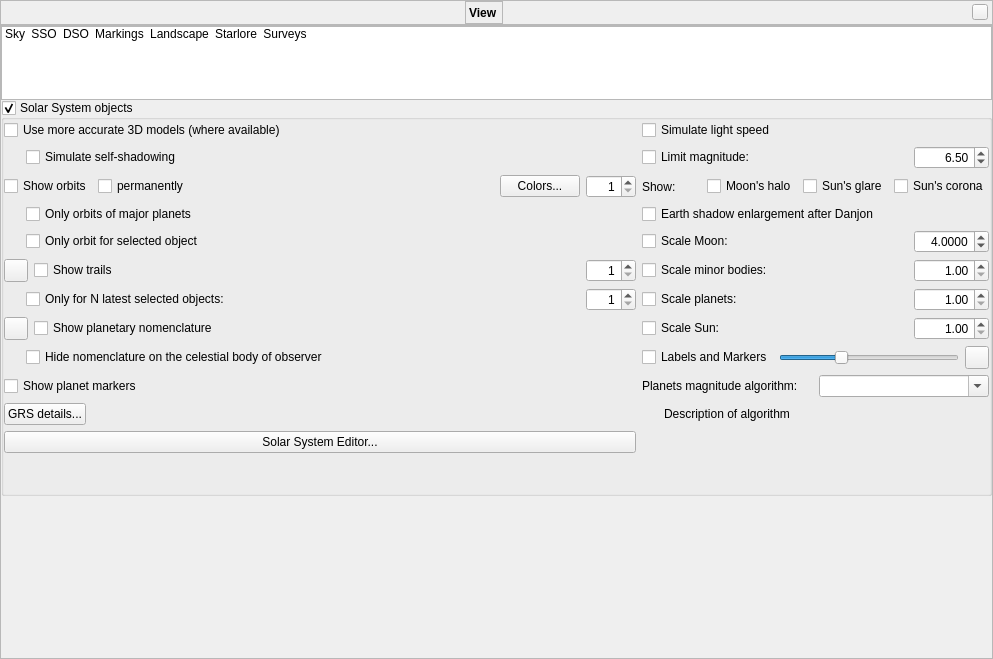
Old version of the form src/gui/viewDialog.ui in the repository Stellarium/stellarium.
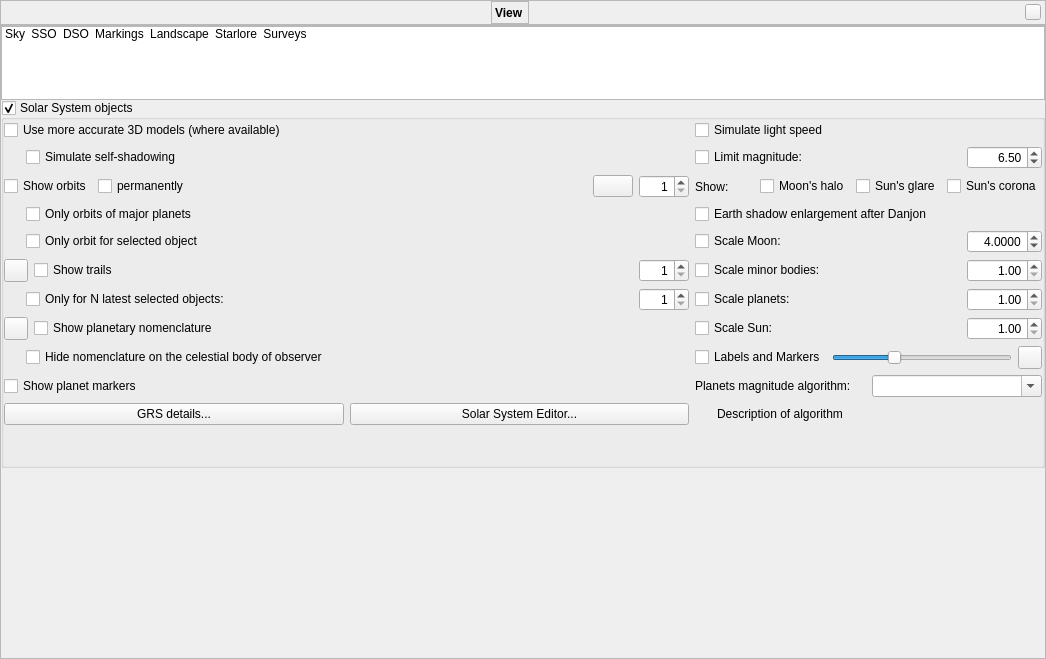
New version of the form. The open tabs and pages were chosen to show the change. Icons and pictures are not drawn. Custom widgets are drawn as their Qt base class.

Patch:
```diff
--- a/src/gui/viewDialog.ui
+++ b/src/gui/viewDialog.ui
@@ -6,7 +6,7 @@
    <rect>
     <x>0</x>
     <y>0</y>
-    <width>993</width>
+    <width>1046</width>
     <height>659</height>
    </rect>
   </property>
@@ -79,7 +79,6 @@
        <widget class="QLabel" name="stelWindowTitle">
         <property name="font">
          <font>
-          <weight>75</weight>
           <italic>false</italic>
           <bold>true</bold>
          </font>
@@ -1589,7 +1588,12 @@
                   <string>Configure colors of orbit lines</string>
                  </property>
                  <property name="text">
-                  <string>Colors...</string>
+                  <string notr="true"/>
+                 </property>
+                 <property name="icon">
+                  <iconset resource="../../data/gui/guiRes.qrc">
+                   <normaloff>:/graphicGui/uibtSettings.png</normaloff>
+                   <disabledoff>:/graphicGui/uibtSettings-disabled.png</disabledoff>:/graphicGui/uibtSettings.png</iconset>
                  </property>
                 </widget>
                </item>
@@ -1812,17 +1816,11 @@
                 </widget>
                </item>
                <item>
-                <spacer name="horizontalSpacer_6">
-                 <property name="orientation">
-                  <enum>Qt::Horizontal</enum>
+                <widget class="QPushButton" name="pushButtonSSE">
+                 <property name="text">
+                  <string>Solar System Editor...</string>
                  </property>
-                 <property name="sizeHint" stdset="0">
-                  <size>
-                   <width>40</width>
-                   <height>20</height>
-                  </size>
-                 </property>
-                </spacer>
+                </widget>
                </item>
               </layout>
              </item>
@@ -1999,13 +1997,6 @@
                </item>
               </layout>
              </item>
-             <item row="15" column="0">
-              <widget class="QPushButton" name="pushButtonSSE">
-               <property name="text">
-                <string>Solar System Editor...</string>
-               </property>
-              </widget>
-             </item>
             </layout>
            </widget>
           </item>
```
Left out of the diff: 32 changed lines with no effect on the pictures.
